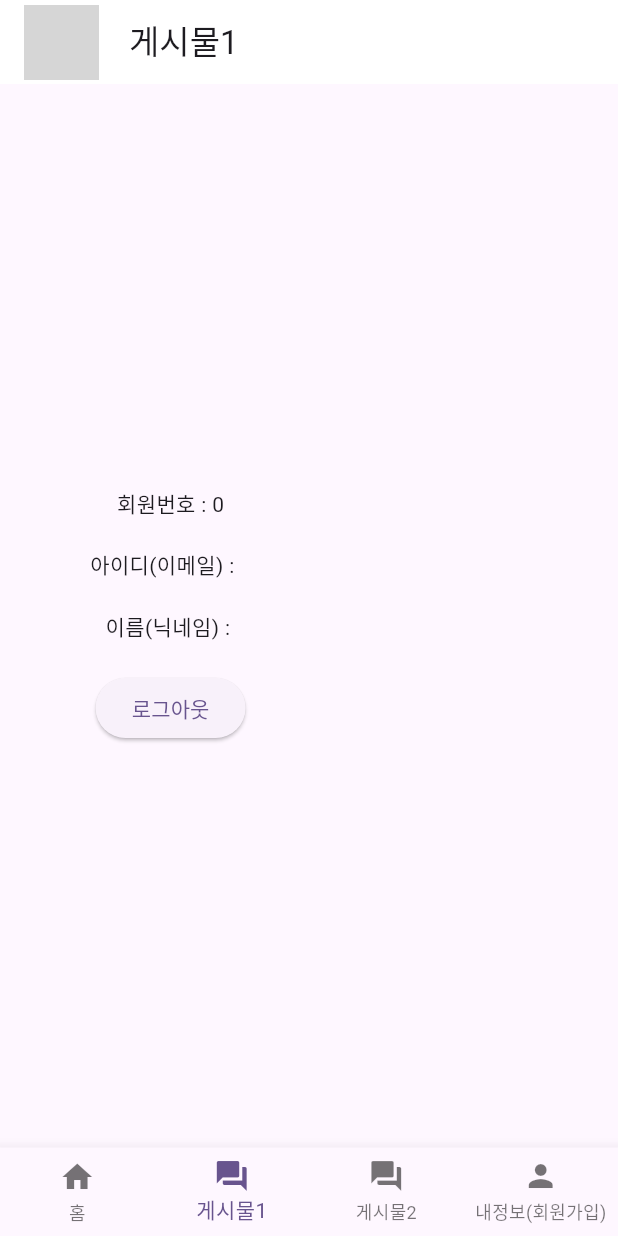
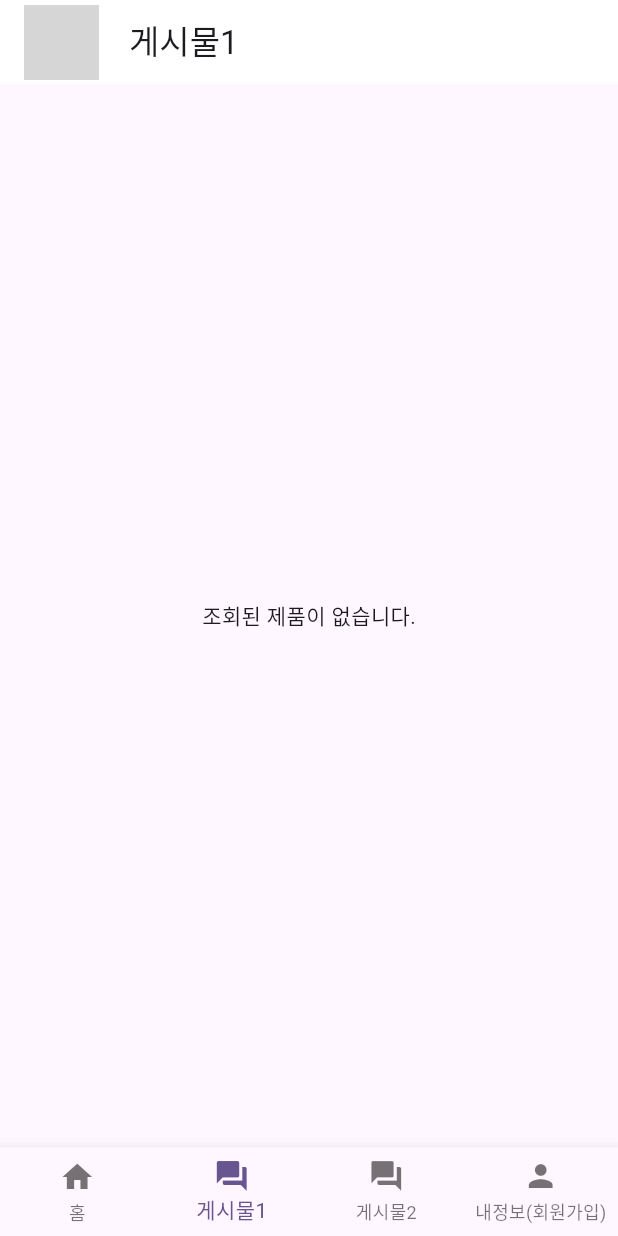
Before and after one commit to 2mxnxu/tj2024b_app, a Flutter app: the MainApp screen opened directly, item 2 of the bottom bar chosen, on a phone screen of 412 x 824 dp. Run offline on Flutter 3.47's test engine with Material 3 defaults, Android fonts, the phone set to English and light mode, and no system bars; our stand-ins replace dio, shared_preferences; accounts and stored records are empty; network calls fail; grey boxes are pictures that could not be loaded.

Commit message:
무한 스크롤 구현중

```diff
--- a/lib/app/layout/mainapp.dart
+++ b/lib/app/layout/mainapp.dart
@@ -3,6 +3,7 @@ import 'package:flutter/material.dart';
 import 'package:tj2024b_app/app/member/info.dart';
 import 'package:tj2024b_app/app/member/login.dart';
 import 'package:tj2024b_app/app/member/signup.dart';
+import 'package:tj2024b_app/app/product/productList.dart';
 class MainApp extends StatefulWidget{
   @override
   State<StatefulWidget> createState() { return _MainAppState(); }
@@ -13,9 +14,9 @@ class _MainAppState extends State<MainApp>{
   // Widget : 여러 위젯들을 상속하는 상위 위젯(클래스)
   List<Widget> pages = [
     Text("홈 페이지"),
-    Info(), // Text("게시물1 페이지"),
-    Login(), // Text("게시물2 페이지"),
-    Signup() //Text("내정보 페이지"),
+    ProductList(),
+    Text("게시물2 페이지"),
+    Info()
   ];
   // 2. 페이지 상단 제목 리스트
   List<String> pageTitle = [
--- /dev/null
+++ b/lib/app/product/productList.dart
@@ -0,0 +1,94 @@
+import 'package:dio/dio.dart';
+import 'package:flutter/material.dart';
+
+class ProductList extends StatefulWidget{
+  @override
+  State<StatefulWidget> createState() {
+    return _ProductListState();
+  }
+}
+
+class _ProductListState extends State<ProductList> {
+  // 1.
+  int cno = 0;
+  int page = 1;
+  List<dynamic> productList = []; // 자바서버로 부터 조회 한 제품(DTO) 목록 상태변수
+  final dio = Dio(); // 자바서버와 통신 객체
+  String baseUrl = "http://localhost:8080";
+  // * 현재 스크롤의 상태(위치/크기 등)를 감지하는 컨트롤러
+  // * 무한스크롤(스크롤이 거의 바닥에 위치 했을 때 새로운 자료 요청 해서 추가)
+  // .position : 현재 스크롤의 위치 반환, .position.pixels : 위치를 픽셀로 반환
+  final ScrollController scrollController = ScrollController();
+
+  // 2. 현재 위젯 생명주기 : 위젯이 처음으로 열렸을 때 1번 실행
+  @override // (1)자바서버에게 자료 요청 (2) 스크롤의 리스너(이벤트) 추가
+  void initState() {
+    onProductAll(page);
+    scrollController.addListener(onScroll); // .addListener : 스크롤의 이벤트(함수) 리스너 추가
+  }
+
+  // 3. 자바서버에게 자료 요청 메소드
+  void onProductAll(int currentPage) async{
+    try{
+      final response = await dio.get("$baseUrl/product/all?page=${currentPage}"); // 현재페이지(page) 매개변수로 보낸다
+      setState(() {
+        page = currentPage; // 증가된 현재페이지를 상태변수에 반영
+        productList = response.data; // 서버로 부터 받은 자료를 상태변수에 반영한다.
+        print(productList);
+      });
+    }catch(e) {
+      print(e);
+    }
+  }
+  // 4. 스코롤의 리스너(이벤트) 추가 메소드
+  void onScroll(){
+    // - 만약에 현재 스크롤의 위치가 거의 끝에 도달 했을때
+    if(scrollController.position.pixels >= scrollController.position.maxScrollExtent -150){
+      onProductAll(page+1); // 스크롤이 거의 바닥에 도달했을 때 page를 1증가하여 다음 페이지 자료 요청한다.
+    }
+  }
+
+  @override
+  Widget build(BuildContext context) {
+    // 만약에 제품목록이 비어 있으면
+    if(productList.isEmpty) {
+     return Center(child: Text("조회된 제품이 없습니다."),) ;
+    }
+    return ListView.builder(
+        itemCount: productList.length,
+        itemBuilder: (context, index){
+          // (1) 각 index번째 제품 꺼내기
+          final product = productList[index];
+          // (2) 이미지 리스트 추출
+          final List<dynamic> images = product['images'];
+          // (3) 만약에 이미지가 존재하면 대표이미지(1개) 추출 없으면 기본이미지를 추출
+          String imageUrl;
+          if(images.isEmpty) { // 리스트(이미지들)가 비어있으면 기본 이미지
+            imageUrl = "$baseUrl/upload/default.jpg";
+          }else{ // 비어있지 않으면 첫번째 이미지만 추출
+            imageUrl = "$baseUrl/upload/${images[0]}";
+          }
+          return InkWell(
+            onTap: () => {}, // 만약에 하위 위젯을 클릭했을때 이벤트 발생
+            child: Card(
+              margin: EdgeInsets.all(15),
+              child: Row( // 가로배치
+                children: [ // 가로 배치할 위젯들
+                  Image.network(imageUrl), // 웹 이미지 출력
+                  SizedBox(width: 20,), // 여백
+                  Expanded(child: Column(
+                    children: [
+                      Text(product['pname']),
+                      Text(product['pprice']),
+                      Text(product['cname']),
+                      Text(product['pview']),
+                    ],
+                  )), // Card의 남은 부분
+                ],
+              ),
+            ),
+          );
+        },
+    );
+  }
+}
```
